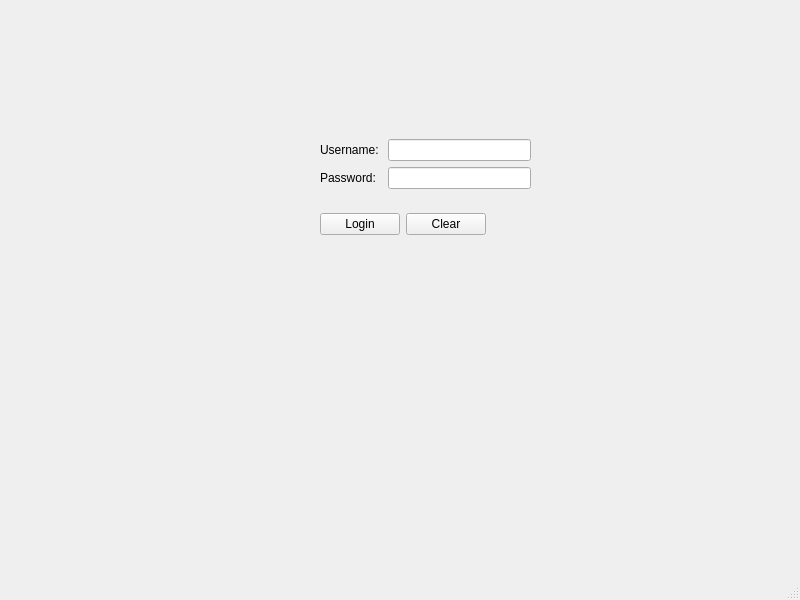
Before: the Qt Designer form mainwindow.ui in YoKarson/CS1C-Project-2-Bulk-Club-2.0, drawn with Qt 5.
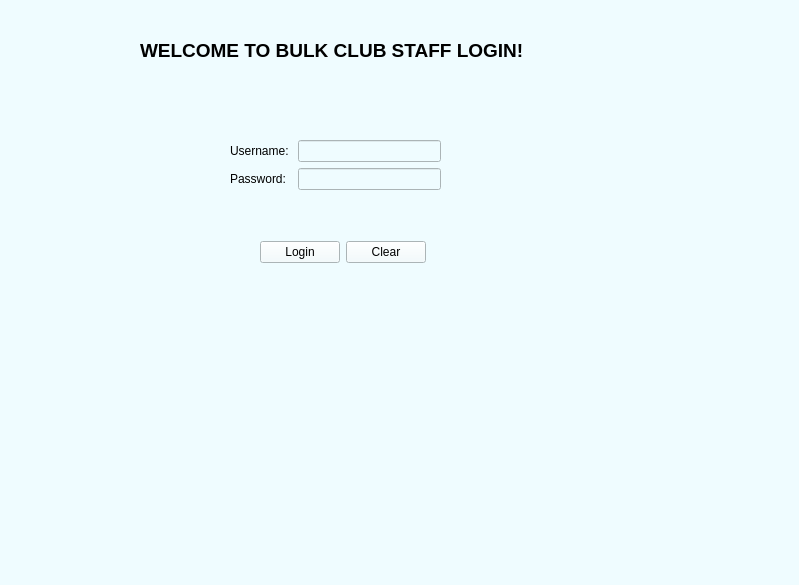
After: the same form once the commit is applied.

Diff of the .ui file:
```diff
--- a/mainwindow.ui
+++ b/mainwindow.ui
@@ -6,19 +6,22 @@
    <rect>
     <x>0</x>
     <y>0</y>
-    <width>800</width>
-    <height>600</height>
+    <width>799</width>
+    <height>585</height>
    </rect>
   </property>
   <property name="windowTitle">
    <string>MainWindow</string>
   </property>
+  <property name="styleSheet">
+   <string notr="true">background-color: rgb(239, 252, 255);</string>
+  </property>
   <widget class="QWidget" name="centralwidget">
    <widget class="QWidget" name="layoutWidget">
     <property name="geometry">
      <rect>
-      <x>320</x>
-      <y>212</y>
+      <x>260</x>
+      <y>240</y>
       <width>166</width>
       <height>25</height>
      </rect>
@@ -40,11 +43,11 @@
      </item>
     </layout>
    </widget>
-   <widget class="QWidget" name="">
+   <widget class="QWidget" name="layoutWidget">
     <property name="geometry">
      <rect>
-      <x>320</x>
-      <y>139</y>
+      <x>230</x>
+      <y>140</y>
       <width>211</width>
       <height>51</height>
      </rect>
@@ -58,7 +61,11 @@
       </widget>
      </item>
      <item row="0" column="1">
-      <widget class="QLineEdit" name="usernameLineEdit"/>
+      <widget class="QLineEdit" name="usernameLineEdit">
+       <property name="styleSheet">
+        <string notr="true"/>
+       </property>
+      </widget>
      </item>
      <item row="1" column="0">
       <widget class="QLabel" name="passwordLabel">
@@ -79,6 +86,26 @@
      </item>
     </layout>
    </widget>
+   <widget class="QLabel" name="label">
+    <property name="geometry">
+     <rect>
+      <x>140</x>
+      <y>10</y>
+      <width>441</width>
+      <height>81</height>
+     </rect>
+    </property>
+    <property name="font">
+     <font>
+      <pointsize>14</pointsize>
+      <weight>75</weight>
+      <bold>true</bold>
+     </font>
+    </property>
+    <property name="text">
+     <string>WELCOME TO BULK CLUB STAFF LOGIN!</string>
+    </property>
+   </widget>
   </widget>
   <widget class="QMenuBar" name="menubar">
    <property name="geometry">
```
Left out of the diff: 4 changed lines with no effect on the pictures.
